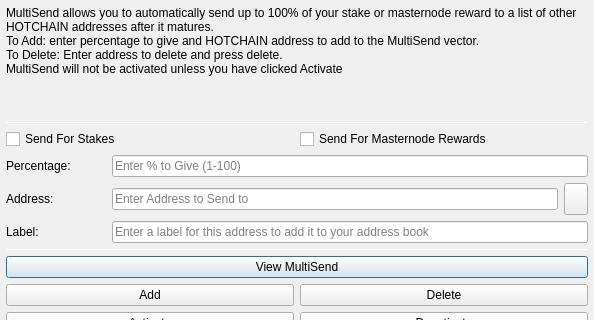
Above: src/qt/forms/multisenddialog.ui from Hotchain-HOTX/Hotchain before the change; both pictures show x 0 to 594 and y 0 to 320 of the 594 by 526 pixel window. Below: the same form after it.
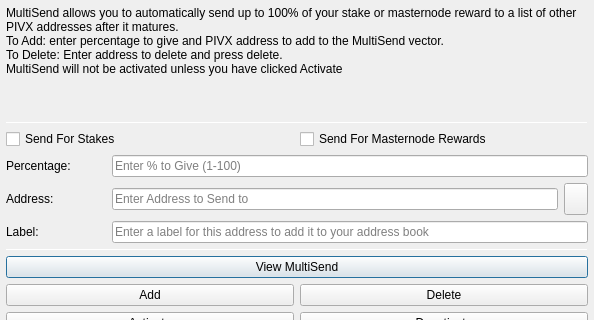
That is the form after the change. Icons and pictures are not drawn.

Commit message: Plain pivx

What changed in the file:
```diff
--- a/src/qt/forms/multisenddialog.ui
+++ b/src/qt/forms/multisenddialog.ui
@@ -37,8 +37,8 @@
         <number>1</number>
        </property>
        <property name="text">
-        <string>MultiSend allows you to automatically send up to 100% of your stake or masternode reward to a list of other HOTCHAIN addresses after it matures.
-To Add: enter percentage to give and HOTCHAIN address to add to the MultiSend vector.
+        <string>MultiSend allows you to automatically send up to 100% of your stake or masternode reward to a list of other PIVX addresses after it matures.
+To Add: enter percentage to give and PIVX address to add to the MultiSend vector.
 To Delete: Enter address to delete and press delete.
 MultiSend will not be activated unless you have clicked Activate</string>
        </property>
```
Left out of the diff: 4 changed lines with no effect on the pictures. The commit also changes 1443 other files.
